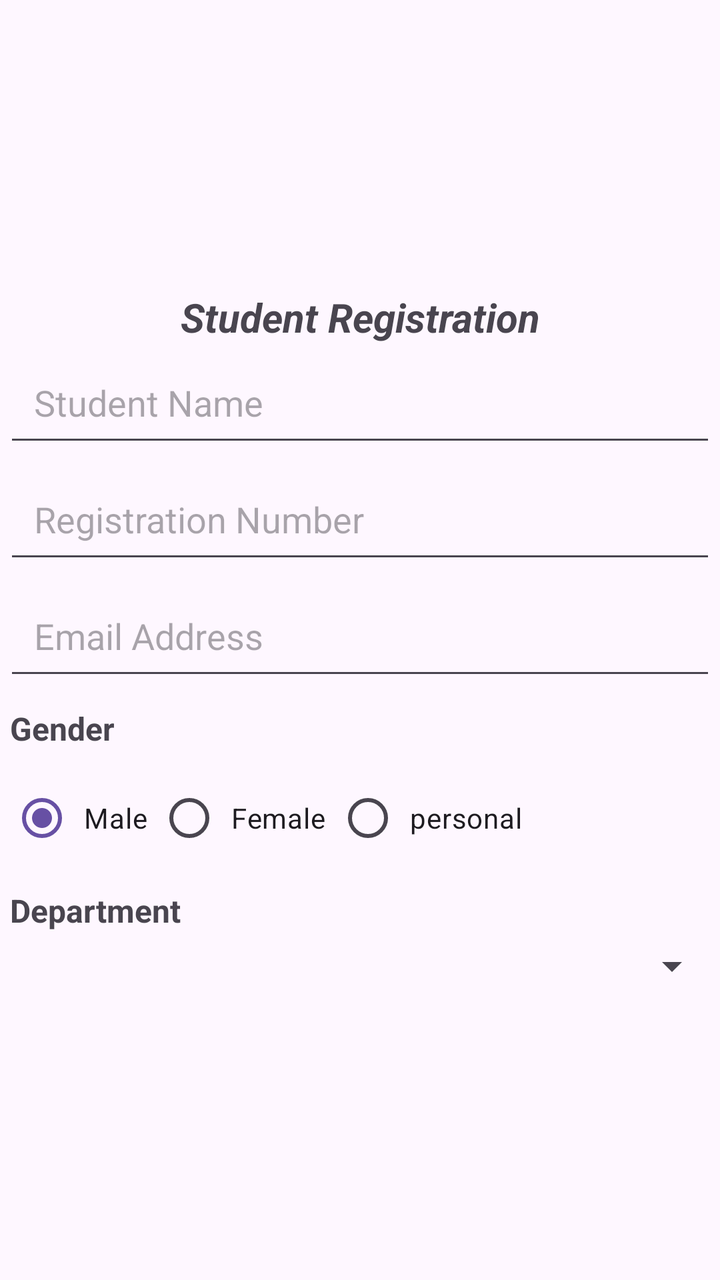
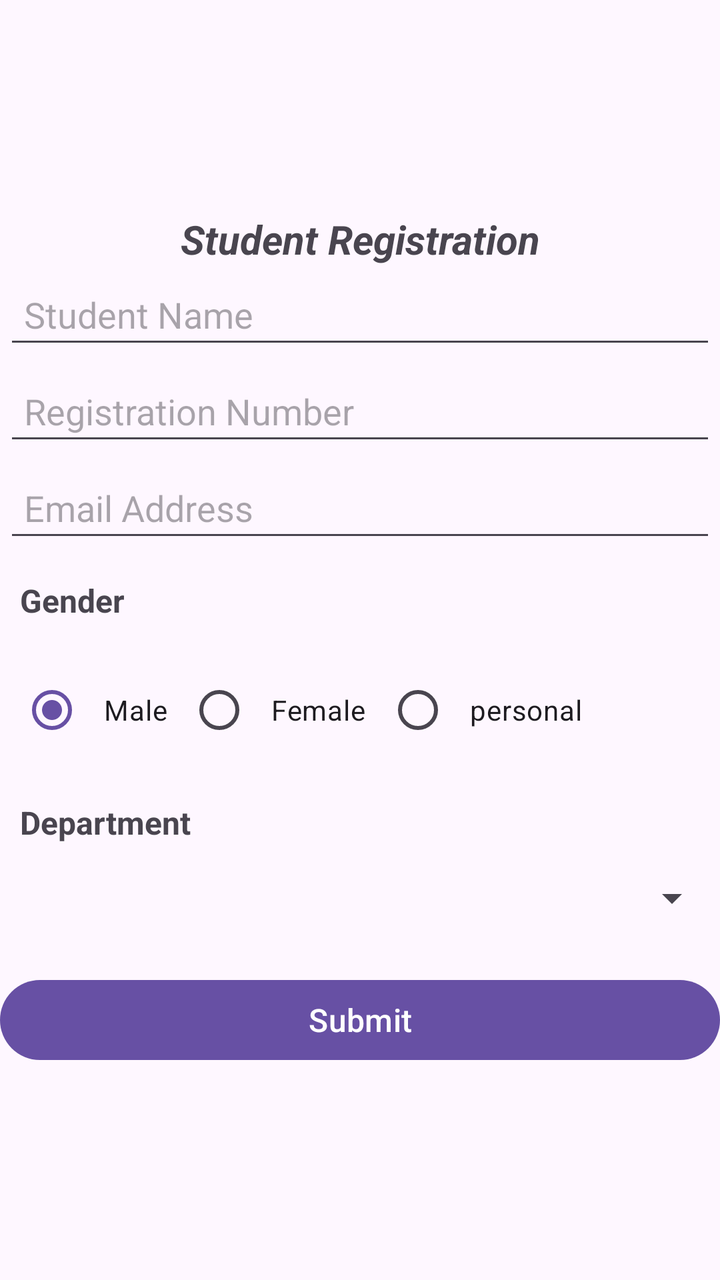

An Android layout rendered at two revisions. The XML below is the earlier revision; the diff shows what the commit changed to produce the second picture.
<!-- AndroidManifest.xml: application theme Theme.Student_Registration_Form -->
<!-- res/layout/activity_main.xml -->
<?xml version="1.0" encoding="utf-8"?>
<LinearLayout xmlns:android="http://schemas.android.com/apk/res/android"
    xmlns:app="http://schemas.android.com/apk/res-auto"
    xmlns:tools="http://schemas.android.com/tools"
    android:id="@+id/main"

    android:layout_width="match_parent"
    android:layout_height="match_parent"
    android:gravity="center"
    android:orientation="vertical"
    tools:context=".MainActivity">

    <TextView
        android:layout_width="match_parent"
        android:layout_height="wrap_content"
        android:gravity="center"
        android:text="Student Registration"
        android:textSize="20dp"
        android:textStyle="bold|italic" />

    <EditText
        android:id="@+id/s_name"
        android:layout_width="match_parent"
        android:layout_height="wrap_content"
        android:layout_margin="2dp"
        android:hint="Student Name"
        android:padding="15dp" />

    <EditText
        android:id="@+id/s_reg_no"
        android:layout_width="match_parent"
        android:layout_height="wrap_content"
        android:layout_margin="2dp"
        android:hint="Registration Number"
        android:padding="15dp"

        />

    <EditText
        android:id="@+id/s_email_add"
        android:layout_width="match_parent"
        android:layout_height="wrap_content"
        android:layout_margin="2dp"
        android:hint="Email Address"
        android:padding="15dp" />

    <TextView
        android:layout_width="match_parent"
        android:layout_height="wrap_content"
        android:layout_marginTop="4px"
        android:padding="5dp"
        android:text="Gender"
        android:textSize="16sp"
        android:textStyle="bold" />

    <RadioGroup
        android:layout_width="match_parent"
        android:layout_height="wrap_content"
        android:gravity="left"
        android:orientation="horizontal"
        android:padding="5dp"
        android:id="@+id/rg_gender"
        >

        <RadioButton
            android:id="@+id/male"
            android:layout_width="wrap_content"
            android:layout_height="wrap_content"
            android:checked="true"
            android:padding="5dp"
            android:text="Male" />

        <RadioButton
            android:id="@+id/female"
            android:layout_width="wrap_content"
            android:layout_height="wrap_content"
            android:padding="5dp"
            android:text="Female" />

        <RadioButton
            android:id="@+id/personal"
            android:layout_width="wrap_content"
            android:layout_height="wrap_content"
            android:padding="5dp"
            android:text="personal" />

    </RadioGroup>

    <TextView
        android:layout_width="match_parent"
        android:layout_height="wrap_content"
        android:layout_marginTop="4px"
        android:padding="5dp"
        android:text="Department"
        android:textSize="16sp"
        android:textStyle="bold" />

    <Spinner
        android:id="@+id/spinner_depart"
        android:layout_width="match_parent"
        android:layout_height="wrap_content" />
</LinearLayout>
<!-- resources referenced by this layout -->
<resources>
  <style name="Theme.Student_Registration_Form" parent="Base.Theme.Student_Registration_Form" />
  <style name="Base.Theme.Student_Registration_Form" parent="Theme.Material3.DayNight.NoActionBar">
          
          
      </style>
</resources>

<!-- the commit's change to res/layout/activity_main.xml (unified diff, before → after) -->
@@ -24,7 +24,9 @@
         android:layout_height="wrap_content"
         android:layout_margin="2dp"
         android:hint="Student Name"
-        android:padding="15dp" />
+        android:padding="10dp"
+        android:inputType="text"
+        />
 
     <EditText
         android:id="@+id/s_reg_no"
@@ -32,8 +34,8 @@
         android:layout_height="wrap_content"
         android:layout_margin="2dp"
         android:hint="Registration Number"
-        android:padding="15dp"
-
+        android:padding="10dp"
+        android:inputType="text"
         />
 
     <EditText
@@ -42,24 +44,28 @@
         android:layout_height="wrap_content"
         android:layout_margin="2dp"
         android:hint="Email Address"
-        android:padding="15dp" />
+        android:padding="10dp"
+        android:inputType="textEmailAddress"
+        />
 
     <TextView
         android:layout_width="match_parent"
         android:layout_height="wrap_content"
         android:layout_marginTop="4px"
-        android:padding="5dp"
+        android:padding="10dp"
         android:text="Gender"
         android:textSize="16sp"
-        android:textStyle="bold" />
+        android:textStyle="bold"
+        />
 
     <RadioGroup
         android:layout_width="match_parent"
         android:layout_height="wrap_content"
         android:gravity="left"
         android:orientation="horizontal"
-        android:padding="5dp"
+        android:padding="10dp"
         android:id="@+id/rg_gender"
+
         >
 
         <RadioButton
@@ -67,21 +73,21 @@
             android:layout_width="wrap_content"
             android:layout_height="wrap_content"
             android:checked="true"
-            android:padding="5dp"
+            android:padding="10dp"
             android:text="Male" />
 
         <RadioButton
             android:id="@+id/female"
             android:layout_width="wrap_content"
             android:layout_height="wrap_content"
-            android:padding="5dp"
+            android:padding="10dp"
             android:text="Female" />
 
         <RadioButton
             android:id="@+id/personal"
             android:layout_width="wrap_content"
             android:layout_height="wrap_content"
-            android:padding="5dp"
+            android:padding="10dp"
             android:text="personal" />
 
     </RadioGroup>
@@ -90,7 +96,7 @@
         android:layout_width="match_parent"
         android:layout_height="wrap_content"
         android:layout_marginTop="4px"
-        android:padding="5dp"
+        android:padding="10dp"
         android:text="Department"
         android:textSize="16sp"
         android:textStyle="bold" />
@@ -98,5 +104,18 @@
     <Spinner
         android:id="@+id/spinner_depart"
         android:layout_width="match_parent"
-        android:layout_height="wrap_content" />
+        android:layout_height="wrap_content"
+        android:layout_marginTop="5dp"
+        android:padding="5dp"
+        />
+    <Button
+        android:id="@+id/submit_btn"
+        android:layout_width="match_parent"
+        android:layout_height="wrap_content"
+        android:layout_marginTop="25dp"
+        android:layout_gravity="left"
+        android:text="Submit"
+        android:textSize="16sp"
+        />
+
 </LinearLayout>
